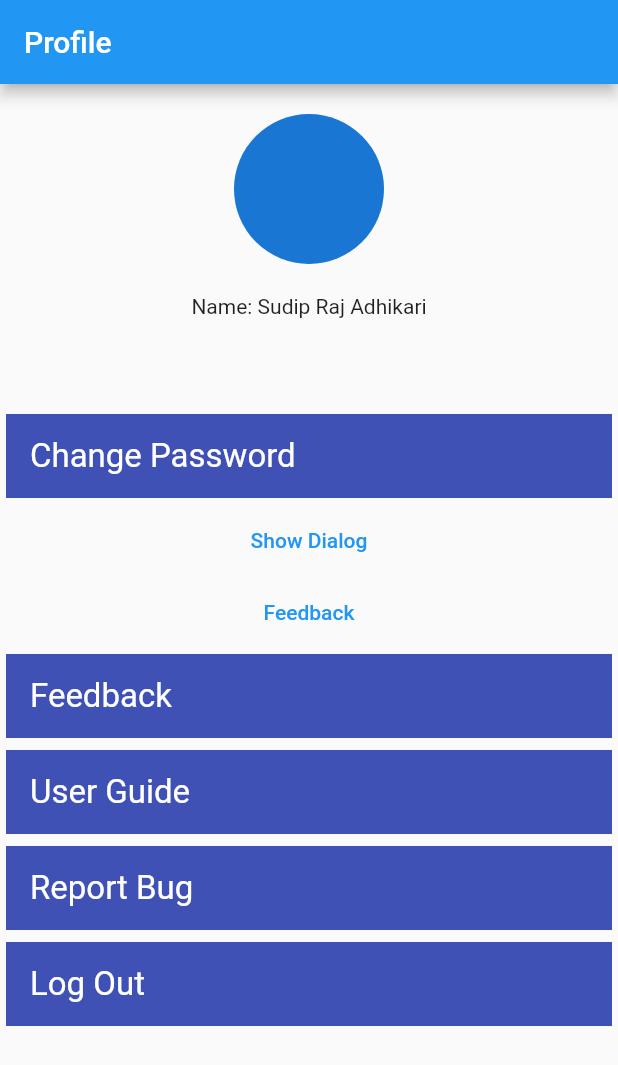
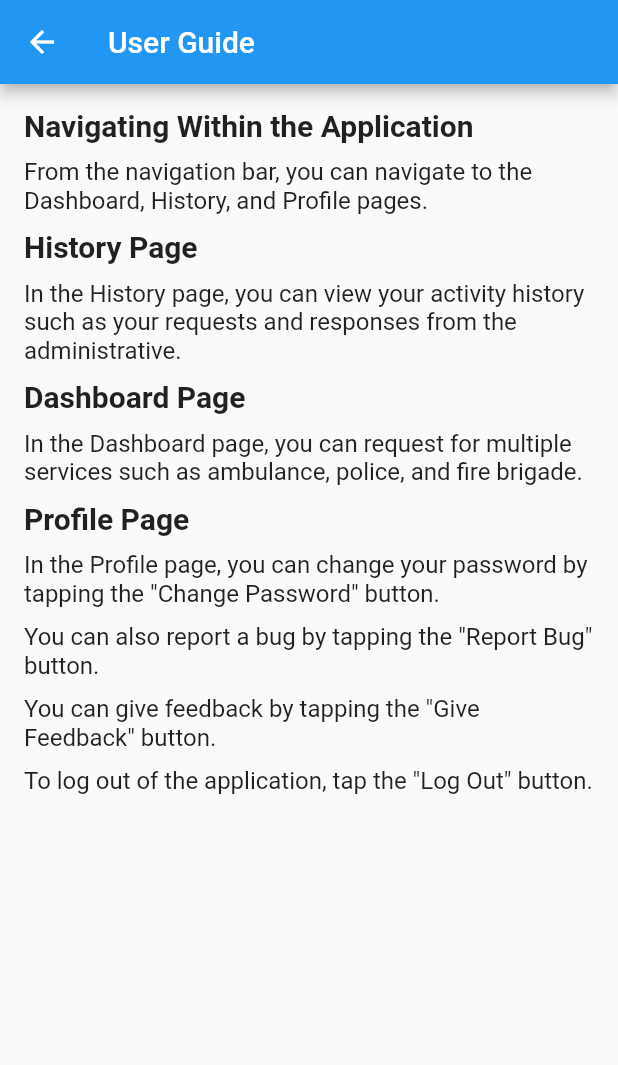
Before and after one commit to SudipRaaz/Centralized-Emergency-Services, a Flutter app: the ProfilePage screen opened directly, after a tap on "User Guide", on a phone screen of 412 x 824 dp. Shown: the top 1065 px of the screen. Run offline on Flutter 3.47's test engine with Material 2 defaults, Android fonts, the phone set to English and light mode, and no system bars; our stand-ins replace another_flushbar, fluttertoast, google_maps_flutter, rating_dialog, validators.

Commit message:
pages developed

```diff
--- /dev/null
+++ b/lib/resource/constants/constant_values.dart
@@ -0,0 +1,8 @@
+class MyContants {
+  static List servicesTiles = [
+    "Ambulance",
+    "Fire Brigade",
+    "Police",
+    "Multiple \nService",
+  ];
+}
--- a/lib/utilities/routes/route_path.dart
+++ b/lib/utilities/routes/route_path.dart
@@ -1,6 +1,7 @@
 import 'package:ems_project/page_layout.dart';
 import 'package:ems_project/utilities/routes/routes.dart';
 import 'package:ems_project/view/dashboard_page.dart';
+import 'package:ems_project/view/user_guide_page.dart';
 import 'package:flutter/material.dart';
 import '../../view/login_page.dart';
 import '../../view/register_page.dart';
@@ -9,7 +10,6 @@
   static Route<dynamic> generateRoutes(RouteSettings settings) {
     // route setting request cases
     switch (settings.name) {
-
       // case; requesting for login
       case RoutesName.login:
         return MaterialPageRoute(
@@ -27,6 +27,10 @@
         return MaterialPageRoute(
             builder: (BuildContext context) => const PageLayout());
 
+      case RoutesName.userGuide:
+        return MaterialPageRoute(
+            builder: (BuildContext context) => const UserGuidePage());
+
       // if non of these above cases are met then return this
       default:
         return MaterialPageRoute(builder: (_) {
--- a/lib/utilities/routes/routes.dart
+++ b/lib/utilities/routes/routes.dart
@@ -5,4 +5,5 @@
   static const String register = "register_screen";
   static const String dashboard = "dashboard_screen";
   static const String pageLayout = "layout_screen";
+  static const String userGuide = "UserGuide_screen";
 }
--- a/lib/view/profile_page.dart
+++ b/lib/view/profile_page.dart
@@ -1,4 +1,5 @@
 import 'package:ems_project/utilities/routes/routes.dart';
+import 'package:ems_project/view/user_guide_page.dart';
 import 'package:flutter/cupertino.dart';
 import 'package:flutter/material.dart';
 
@@ -28,39 +29,29 @@
               const Text("Name: Sudip Raj Adhikari"),
               addVerticalSpace(60),
               _featureTiles(
-                text: 'Change Password',
-                onPress: () {
-                  print("change password");
-                  ShowDialog().changeMyPassowrd(context, () {});
-                },
-              ),
-              TextButton(
-                onPressed: () => ShowDialog().changeMyPassowrd(context, () {}),
-                child: const Text('Show Dialog'),
-              ),
-              TextButton(
-                onPressed: () => ShowDialog().showFeedbackForm(context, () {}),
-                child: const Text('Feedback'),
-              ),
+                  text: 'Change Password',
+                  onPress: () => ShowDialog().changeMyPassowrd(context, () {})),
               _featureTiles(
                 text: 'Feedback',
                 onPress: () {
-                  return ShowDialog().changeMyPassowrd(context, () {});
+                  return ShowDialog().showFeedbackForm(context, () {});
                 },
               ),
               _featureTiles(
                 text: 'User Guide',
-                onPress: () {},
+                onPress: () {
+                  Navigator.pushNamed(context, RoutesName.userGuide);
+                },
               ),
               _featureTiles(
                 text: 'Report Bug',
-                onPress: () {},
+                onPress: () {
+                  ShowDialog().reportBug(context, () {});
+                },
               ),
               _featureTiles(
                 text: 'Log Out',
-                onPress: () {
-                  Navigator.pushNamed(context, RoutesName.login);
-                },
+                onPress: () {},
               ),
             ],
           ),
@@ -72,7 +63,7 @@
 
 class _featureTiles extends StatelessWidget {
   String text;
-  Function onPress;
+  VoidCallback onPress;
   _featureTiles({required this.text, required this.onPress});
 
   @override
@@ -80,14 +71,14 @@
     return Padding(
       padding: const EdgeInsets.all(4.0),
       child: InkWell(
-        onTap: () => onPress,
+        onTap: onPress,
         child: ListTile(
           selectedTileColor: Colors.indigo,
           tileColor: Colors.blueAccent,
           selected: true,
           title: Text(
             text,
-            style: TextStyle(fontSize: 22, color: Colors.white),
+            style: const TextStyle(fontSize: 22, color: Colors.white),
           ),
         ),
       ),
--- /dev/null
+++ b/lib/view/user_guide_page.dart
@@ -0,0 +1,78 @@
+import 'package:flutter/material.dart';
+import 'package:flutter/src/widgets/framework.dart';
+import 'package:flutter/src/widgets/placeholder.dart';
+
+class UserGuidePage extends StatelessWidget {
+  const UserGuidePage({super.key});
+
+  @override
+  Widget build(BuildContext context) {
+    return Scaffold(
+      appBar: AppBar(
+        title: Text('User Guide'),
+      ),
+      body: Padding(
+        padding: const EdgeInsets.all(16.0),
+        child: Column(
+          crossAxisAlignment: CrossAxisAlignment.start,
+          children: <Widget>[
+            Text(
+              'Navigating Within the Application',
+              style: TextStyle(fontSize: 20.0, fontWeight: FontWeight.bold),
+            ),
+            SizedBox(height: 10.0),
+            Text(
+              'From the navigation bar, you can navigate to the Dashboard, History, and Profile pages.',
+              style: TextStyle(fontSize: 16.0),
+            ),
+            SizedBox(height: 10.0),
+            Text(
+              'History Page',
+              style: TextStyle(fontSize: 20.0, fontWeight: FontWeight.bold),
+            ),
+            SizedBox(height: 10.0),
+            Text(
+              'In the History page, you can view your activity history such as your requests and responses from the administrative.',
+              style: TextStyle(fontSize: 16.0),
+            ),
+            SizedBox(height: 10.0),
+            Text(
+              'Dashboard Page',
+              style: TextStyle(fontSize: 20.0, fontWeight: FontWeight.bold),
+            ),
+            SizedBox(height: 10.0),
+            Text(
+              'In the Dashboard page, you can request for multiple services such as ambulance, police, and fire brigade.',
+              style: TextStyle(fontSize: 16.0),
+            ),
+            SizedBox(height: 10.0),
+            Text(
+              'Profile Page',
+              style: TextStyle(fontSize: 20.0, fontWeight: FontWeight.bold),
+            ),
+            SizedBox(height: 10.0),
+            Text(
+              'In the Profile page, you can change your password by tapping the "Change Password" button.',
+              style: TextStyle(fontSize: 16.0),
+            ),
+            SizedBox(height: 10.0),
+            Text(
+              'You can also report a bug by tapping the "Report Bug" button.',
+              style: TextStyle(fontSize: 16.0),
+            ),
+            SizedBox(height: 10.0),
+            Text(
+              'You can give feedback by tapping the "Give Feedback" button.',
+              style: TextStyle(fontSize: 16.0),
+            ),
+            SizedBox(height: 10.0),
+            Text(
+              'To log out of the application, tap the "Log Out" button.',
+              style: TextStyle(fontSize: 16.0),
+            ),
+          ],
+        ),
+      ),
+    );
+  }
+}
--- a/pubspec.yaml
+++ b/pubspec.yaml
@@ -37,6 +37,7 @@
   another_flushbar: ^1.12.29  # message carrier
   provider: ^6.0.5 #state management
   rating_dialog: ^2.0.4 #rating dialog box
+  google_maps_flutter: ^2.2.3 #google map
 
 
 
```
Also changed, not shown: lib/utilities/InfoDisplay/dialogbox.dart (+56 -32 lines), lib/view/dashboard_page.dart (+48 -25 lines), lib/view/history_page.dart (+7 -4 lines), lib/view/register_page.dart (+0 -36 lines), lib/view/service_map_page.dart (added, +67 -0 lines), pubspec.lock, 1 other file.
